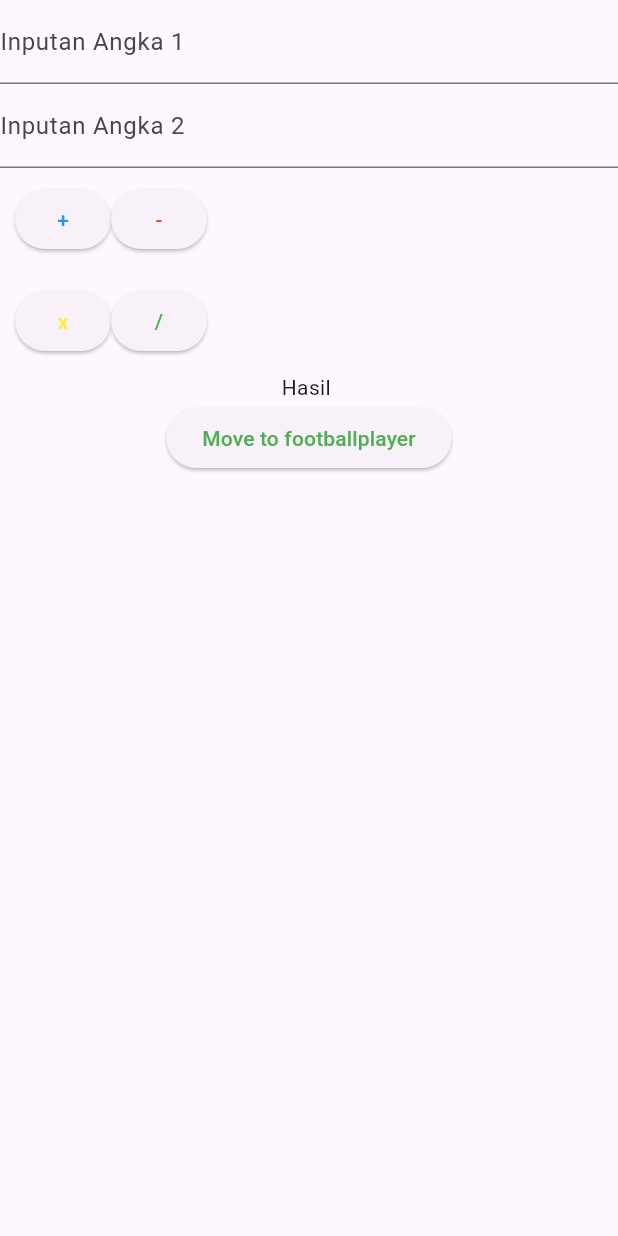
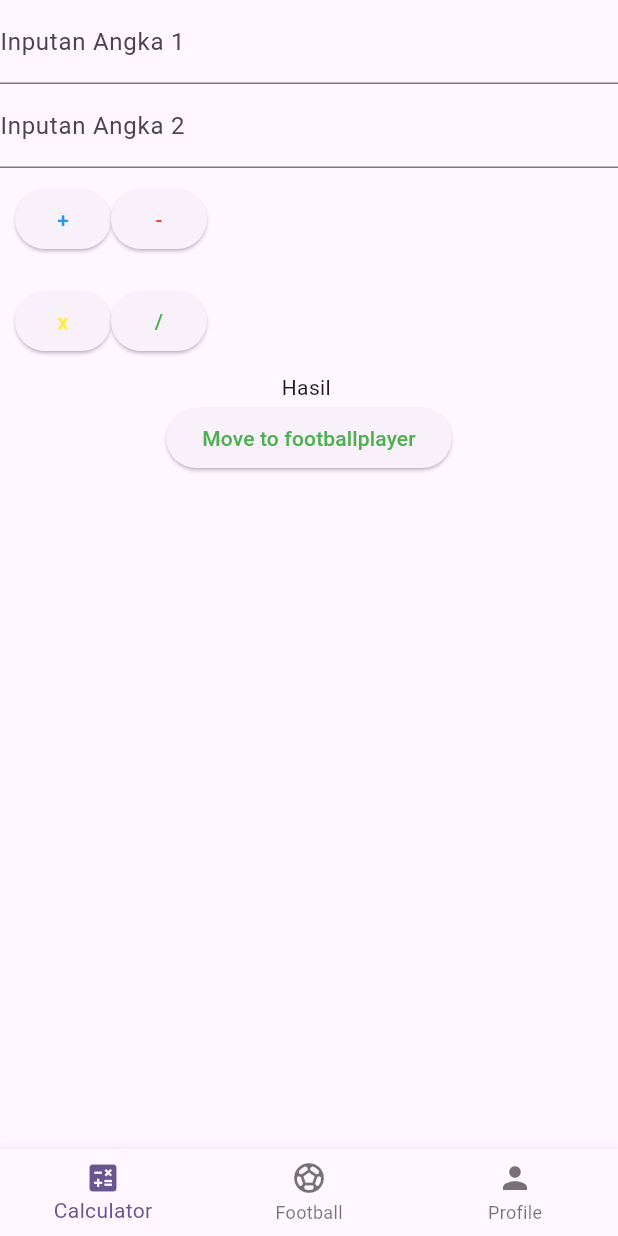
Before and after one commit to DhiazGanteng/tugas1_flutter_11pplg1_10, a Flutter app: the screen it shows after launch, on a phone screen of 412 x 824 dp. Run offline on Flutter 3.47's test engine with Material 3 defaults, Android fonts, the phone set to English and light mode, and no system bars; our stand-ins replace get.

Commit message:
first commit

```diff
--- /dev/null
+++ b/lib/Controller/bottom_nav_controller.dart
@@ -0,0 +1,9 @@
+import 'package:get/get.dart';
+
+class BottomNavController extends GetxController {
+  var currentIndex = 0.obs;
+
+  void changeTab(int index) {
+    currentIndex.value = index;
+  }
+}
--- a/lib/Contoller/football_edit_controller.dart
+++ b/lib/Controller/football_edit_controller.dart
@@ -1,6 +1,6 @@
 import 'package:get/get.dart';
 import 'package:flutter/material.dart';
-import 'package:project_dart_1/Contoller/football_controller.dart';
+import 'package:project_dart_1/Controller/football_controller.dart';
 import 'package:project_dart_1/models/player.dart';
 
 class FootballEditController extends GetxController {
--- a/lib/main.dart
+++ b/lib/main.dart
@@ -2,12 +2,10 @@ import 'package:flutter/material.dart';
 import 'package:get/get.dart';
 import 'package:project_dart_1/routes/pages.dart';
 import 'package:project_dart_1/routes/routes.dart';
-import 'package:project_dart_1/Contoller/football_controller.dart';
-
-
+import 'package:project_dart_1/Controller/football_controller.dart';
 
 void main() {
-  Get.put(FootballController());   // daftarin controller
+  Get.put(FootballController()); // daftarin controller
   runApp(const MyApp());
 }
 
@@ -21,9 +19,19 @@ class MyApp extends StatelessWidget {
       theme: ThemeData(
         colorScheme: ColorScheme.fromSeed(seedColor: Colors.deepPurple),
       ),
-      initialRoute: AppRoutes.calculator,
+      initialRoute: AppRoutes.home, // ✅ ganti ke Home
       getPages: AppPages.pages,
       debugShowCheckedModeBanner: false,
+
+      // fallback kalau route tidak ditemukan
+      unknownRoute: GetPage(
+        name: '/notfound',
+        page: () => const Scaffold(
+          body: Center(
+            child: Text("Page not found", style: TextStyle(fontSize: 20)),
+          ),
+        ),
+      ),
     );
   }
 }
--- a/lib/pages/calculator_page.dart
+++ b/lib/pages/calculator_page.dart
@@ -1,6 +1,6 @@
 import 'package:flutter/material.dart';
 import 'package:get/get.dart';
-import 'package:project_dart_1/Contoller/Calculator_Contoller.dart';
+import 'package:project_dart_1/Controller/calculator_controller.dart';
 import 'package:project_dart_1/routes/routes.dart';
 import 'package:project_dart_1/widget/widget_button.dart';
 import 'package:project_dart_1/widget/wiget_controller.dart';
@@ -51,7 +51,7 @@ final CalculatorController calculatorController = Get.put(CalculatorController()
             text: "Move to footballplayer",
             textColor: Colors.green,
             OnPressed: () {
-               Get.toNamed(AppRoutes.footballplayer);
+               Get.toNamed(AppRoutes.footballplayers);
             },
           ),
         ],
--- a/lib/pages/football_edit_page.dart
+++ b/lib/pages/football_edit_page.dart
@@ -1,7 +1,8 @@
 import 'package:flutter/material.dart';
 import 'package:get/get.dart';
 import 'package:project_dart_1/Components/input_field.dart';
-import 'package:project_dart_1/Contoller/football_Edit_Controller.dart';
+import 'package:project_dart_1/Controller/football_edit_controller.dart';
+
 
 
 
--- a/lib/pages/football_pages.dart
+++ b/lib/pages/football_page.dart
@@ -1,5 +1,5 @@
-import 'package:project_dart_1/Contoller/football_controller.dart';
-import 'package:project_dart_1/Contoller/football_edit_controller.dart';
+import 'package:project_dart_1/Controller/football_controller.dart';
+import 'package:project_dart_1/Controller/football_edit_controller.dart';
 import 'package:project_dart_1/models/player.dart';
 import 'package:project_dart_1/routes/routes.dart';
 import 'package:flutter/material.dart';
@@ -28,7 +28,7 @@ class FootballPage extends StatelessWidget {
               onTap: () {
                 final editController = Get.put(FootballEditController());
                 editController.loadPlayerData(player, index);
-                Get.toNamed(AppRoutes.footballedit);
+                Get.toNamed(AppRoutes.footballeditplayers);
               },
               title: Text(player.nama),
               subtitle: Text("${player.position} • #${player.nomorPunggung}"),
--- /dev/null
+++ b/lib/pages/home_page.dart
@@ -0,0 +1,45 @@
+import 'package:flutter/material.dart';
+import 'package:get/get.dart';
+import 'package:project_dart_1/pages/calculator_page.dart';
+import 'package:project_dart_1/pages/football_page.dart';
+import 'package:project_dart_1/pages/profile_page.dart';
+import 'package:project_dart_1/Controller/bottom_nav_controller.dart';
+
+class HomePage extends StatelessWidget {
+  HomePage({super.key});
+
+  final BottomNavController navController = Get.put(BottomNavController());
+
+  final List<Widget> pages = [
+    CalculatorPage(),
+    FootballPage(),
+    ProfilePage(),
+  ];
+
+  @override
+  Widget build(BuildContext context) {
+    return Obx(() => Scaffold(
+          body: pages[navController.currentIndex.value],
+          bottomNavigationBar: BottomNavigationBar(
+            currentIndex: navController.currentIndex.value,
+            onTap: (index) {
+              navController.changeTab(index);
+            },
+            items: const [
+              BottomNavigationBarItem(
+                icon: Icon(Icons.calculate),
+                label: "Calculator",
+              ),
+              BottomNavigationBarItem(
+                icon: Icon(Icons.sports_soccer),
+                label: "Football",
+              ),
+              BottomNavigationBarItem(
+                icon: Icon(Icons.person),
+                label: "Profile",
+              ),
+            ],
+          ),
+        ));
+  }
+}
--- a/lib/routes/pages.dart
+++ b/lib/routes/pages.dart
@@ -1,15 +1,23 @@
 import 'package:get/get.dart';
+import 'package:project_dart_1/pages/calculator_page.dart';
+import 'package:project_dart_1/pages/football_page.dart';
+import 'package:project_dart_1/pages/football_edit_page.dart';
+import 'package:project_dart_1/pages/profile_page.dart';
+import 'package:project_dart_1/pages/home_page.dart'; // ⬅️ tambahin ini
+import 'routes.dart';
 
-import 'package:project_dart_1/Pages/calculator_page.dart';
-import 'package:project_dart_1/Pages/football_edit_page.dart';
-import 'package:project_dart_1/Pages/football_pages.dart';
-import 'package:project_dart_1/routes/routes.dart';
-
-class AppPages{
+class AppPages {
   static final pages = [
+    GetPage(
+      name: AppRoutes.home, // ⬅️ route ke HomePage
+      page: () => HomePage(),
+    ),
     GetPage(name: AppRoutes.calculator, page: () => CalculatorPage()),
-    GetPage(name: AppRoutes.footballplayer, page: () => FootballPage()),
-    GetPage(name: AppRoutes.footballedit, page: () => FootballEditPage())
+    GetPage(name: AppRoutes.footballplayers, page: () => FootballPage()),
+    GetPage(
+      name: AppRoutes.footballeditplayers,
+      page: () => FootballEditPage(),
+    ),
+    GetPage(name: AppRoutes.profile, page: () => ProfilePage()),
   ];
-
 }
--- a/lib/routes/routes.dart
+++ b/lib/routes/routes.dart
@@ -1,5 +1,7 @@
 class AppRoutes {
- static const String calculator = "/calculator";
- static const String footballplayer = "/footballplayer";
- static const String footballedit = "/footballedit";
+  static const String home = "/home";   // ✅ route untuk halaman utama
+  static const String calculator = "/kalkulator";
+  static const String footballplayers = "/footballplayers";
+  static const String footballeditplayers = "/footballeditplayers";
+  static const String profile = "/profile";
 }
```
Also changed, not shown: lib/Login_Page.dart (+21 -15 lines), lib/my_calcu.dart (+13 -6 lines), lib/pages/profile_page.dart (added, +32 -0 lines), lib/widget/get_instance.dart (added, +11 -0 lines), lib/Controller/calculator_controller.dart (renamed from lib/Contoller/Calculator_Contoller.dart), lib/Controller/football_controller.dart (renamed from lib/Contoller/football_controller.dart).
